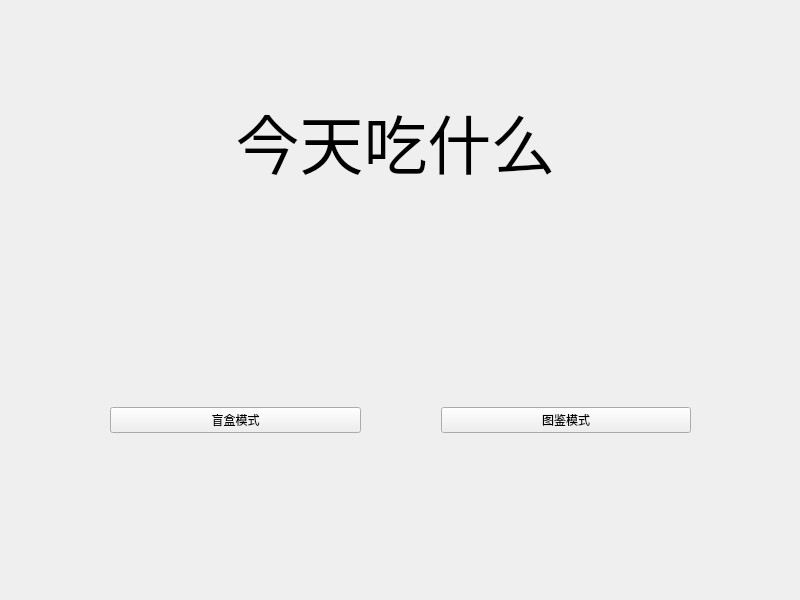
Above: widget.ui from BruceZhang404/WhatToEat before the change. Below: the same form after it.
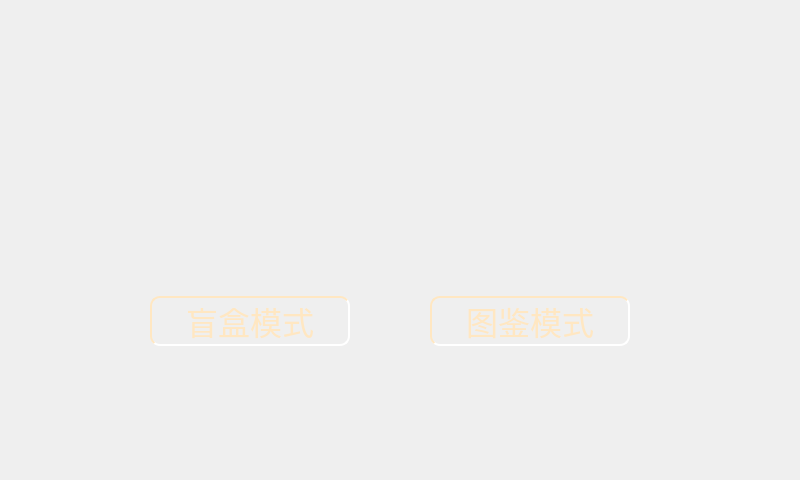
That is the form after the change.

Patch:
```diff
--- a/widget.ui
+++ b/widget.ui
@@ -7,49 +7,85 @@
     <x>0</x>
     <y>0</y>
     <width>800</width>
-    <height>600</height>
+    <height>480</height>
    </rect>
   </property>
+  <property name="minimumSize">
+   <size>
+    <width>800</width>
+    <height>480</height>
+   </size>
+  </property>
+  <property name="maximumSize">
+   <size>
+    <width>800</width>
+    <height>480</height>
+   </size>
+  </property>
   <property name="windowTitle">
    <string>Widget</string>
   </property>
-  <widget class="QLabel" name="label">
-   <property name="geometry">
-    <rect>
-     <x>180</x>
-     <y>80</y>
-     <width>431</width>
-     <height>121</height>
-    </rect>
-   </property>
-   <property name="font">
-    <font>
-     <family>黑体</family>
-     <pointsize>48</pointsize>
-    </font>
-   </property>
-   <property name="text">
-    <string>今天吃什么</string>
-   </property>
-   <property name="alignment">
-    <set>Qt::AlignCenter</set>
-   </property>
-  </widget>
+  <property name="styleSheet">
+   <string notr="true"/>
+  </property>
   <widget class="QWidget" name="horizontalLayoutWidget">
    <property name="geometry">
     <rect>
-     <x>110</x>
-     <y>380</y>
-     <width>581</width>
-     <height>80</height>
+     <x>120</x>
+     <y>270</y>
+     <width>541</width>
+     <height>102</height>
     </rect>
    </property>
-   <layout class="QHBoxLayout" name="horizontalLayout">
+   <layout class="QHBoxLayout" name="horizontalLayout" stretch="0,0">
     <property name="spacing">
-     <number>80</number>
+     <number>50</number>
+    </property>
+    <property name="sizeConstraint">
+     <enum>QLayout::SetMinimumSize</enum>
     </property>
     <item>
      <widget class="QPushButton" name="startmh">
+      <property name="sizePolicy">
+       <sizepolicy hsizetype="Minimum" vsizetype="Expanding">
+        <horstretch>0</horstretch>
+        <verstretch>0</verstretch>
+       </sizepolicy>
+      </property>
+      <property name="minimumSize">
+       <size>
+        <width>200</width>
+        <height>50</height>
+       </size>
+      </property>
+      <property name="maximumSize">
+       <size>
+        <width>200</width>
+        <height>50</height>
+       </size>
+      </property>
+      <property name="font">
+       <font>
+        <family>华文新魏</family>
+        <pointsize>24</pointsize>
+       </font>
+      </property>
+      <property name="styleSheet">
+       <string notr="true">QPushButton{
+color:rgb(255,231,194);
+background: transparent;
+border:2px;
+border-color:rgb(255,231,194) ;
+border-radius:10px;
+border-style: inset;
+}
+
+QPushButton:hover
+{background-color:rgb(229, 241, 251); color: black;}
+                                 
+QPushButton:pressed
+{background-color:rgb(204, 228, 247);border-style: inset;}</string>
+      </property>
       <property name="text">
        <string>盲盒模式</string>
       </property>
@@ -57,6 +93,46 @@
     </item>
     <item>
      <widget class="QPushButton" name="starttj">
+      <property name="sizePolicy">
+       <sizepolicy hsizetype="Minimum" vsizetype="MinimumExpanding">
+        <horstretch>0</horstretch>
+        <verstretch>0</verstretch>
+       </sizepolicy>
+      </property>
+      <property name="minimumSize">
+       <size>
+        <width>200</width>
+        <height>50</height>
+       </size>
+      </property>
+      <property name="maximumSize">
+       <size>
+        <width>200</width>
+        <height>50</height>
+       </size>
+      </property>
+      <property name="font">
+       <font>
+        <family>华文新魏</family>
+        <pointsize>24</pointsize>
+       </font>
+      </property>
+      <property name="styleSheet">
+       <string notr="true">QPushButton{
+color:rgb(255,231,194);
+background: transparent;
+border:2px;
+border-color:rgb(255,231,194) ;
+border-radius:10px;
+border-style: inset;
+}
+
+QPushButton:hover
+{background-color:rgb(229, 241, 251); color: black;}
+                                 
+QPushButton:pressed
+{background-color:rgb(204, 228, 247);border-style: inset;}</string>
+      </property>
       <property name="text">
        <string>图鉴模式</string>
       </property>
```
